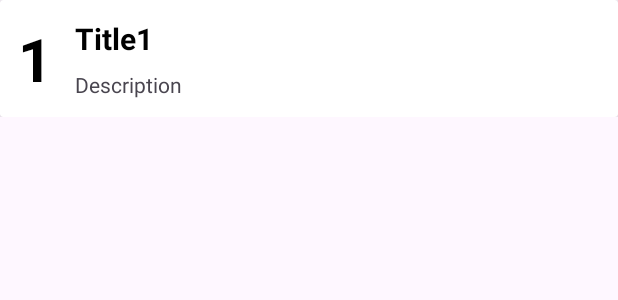
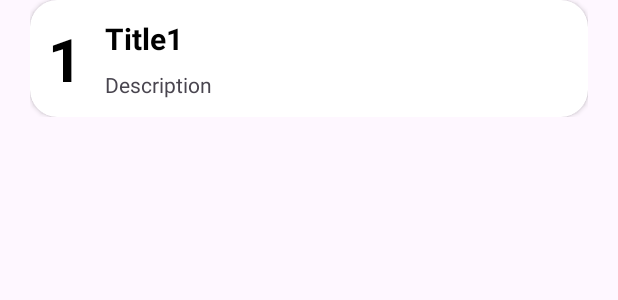
Before and after one commit to Alex7342/Lucid, an Android app built with Jetpack Compose: the layout recycle_view_row.xml on its own in the app's theme, with its tools: preview values and no code run, on a phone screen of 412 x 824 dp. Shown: the top 300 px of the screen. Run offline under Robolectric (Android 15) with nearby library versions, the phone set to English and light mode, and no system bars.

Commit message:
Added a devider between the elements of the RecyclerView in the MainActivity + Rounded the CardView elements

```diff
--- a/app/src/main/res/layout/activity_main.xml
+++ b/app/src/main/res/layout/activity_main.xml
@@ -4,6 +4,7 @@
     xmlns:tools="http://schemas.android.com/tools"
     android:layout_width="match_parent"
     android:layout_height="match_parent"
+    android:paddingTop="8dp"
     tools:context=".MainActivity">
 
     <com.google.android.material.floatingactionbutton.FloatingActionButton
--- a/app/src/main/res/layout/recycle_view_row.xml
+++ b/app/src/main/res/layout/recycle_view_row.xml
@@ -4,13 +4,14 @@
     xmlns:tools="http://schemas.android.com/tools"
     android:layout_width="match_parent"
     android:layout_height="wrap_content"
+    android:paddingHorizontal="20dp"
     android:id="@+id/recyclerViewRowLayout">
 
     <androidx.cardview.widget.CardView
         android:layout_width="match_parent"
         android:layout_height="wrap_content"
+        app:cardCornerRadius="18dp"
         tools:ignore="MissingConstraints">
-
 
         <androidx.constraintlayout.widget.ConstraintLayout
             android:layout_width="match_parent"
```
Also changed, not shown: app/src/main/java/com/example/lucid/MainActivity.java (+15 -0 lines).
